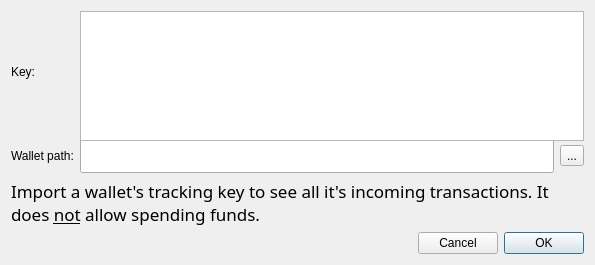
Before: the Qt Designer form src/gui/ui/importtrackingkeydialog.ui in aejontargaryen/FanGoldWallet, drawn with Qt 5.
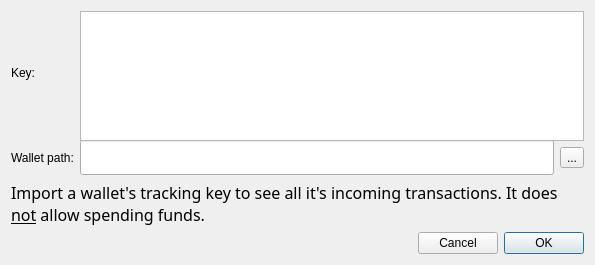
After: the same form once the commit is applied.

Patch:
```diff
--- a/src/gui/ui/importtrackingkeydialog.ui
+++ b/src/gui/ui/importtrackingkeydialog.ui
@@ -83,7 +83,7 @@
       </size>
      </property>
      <property name="styleSheet">
-      <string notr="true">font: 13pt Dual;
+      <string notr="true">font: 12pt cinzel;
 </string>
      </property>
      <property name="text">
```
